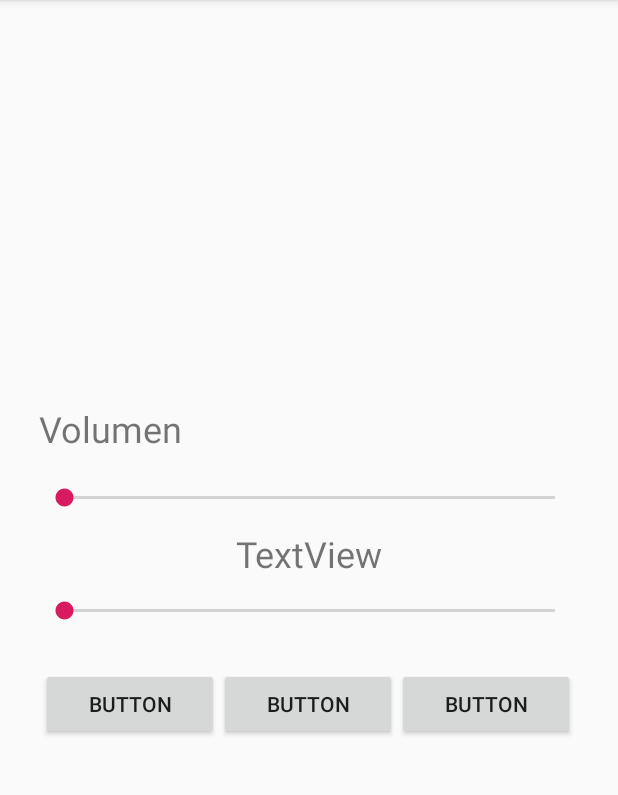
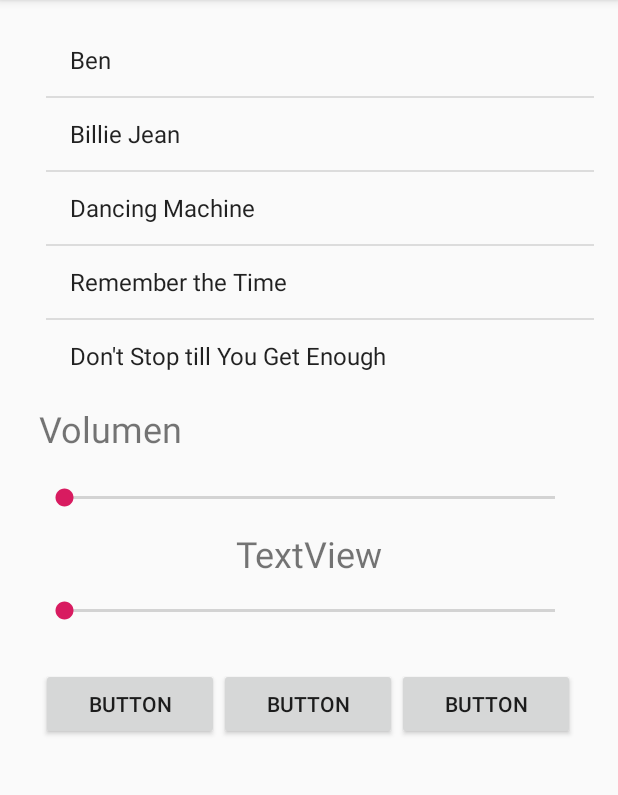
Before and after one commit to MonseAC/PlayList, an Android app: the screen it shows after launch (MainActivity), on a phone screen of 412 x 824 dp, the part 84-879 px from its top. Run offline under Robolectric (Android 15) with nearby library versions, the phone set to English and light mode, and no system bars.

Commit message:
Lista Cargada

```diff
--- a/app/src/main/java/com/example/playlist/MainActivity.java
+++ b/app/src/main/java/com/example/playlist/MainActivity.java
@@ -2,6 +2,15 @@ package com.example.playlist;
 
 import android.support.v7.app.AppCompatActivity;
 import android.os.Bundle;
+import android.view.View;
+import android.widget.AdapterView;
+import android.widget.ArrayAdapter;
+import android.widget.ListView;
+import android.widget.Toast;
+
+import java.util.ArrayList;
+
+import static java.util.Arrays.asList;
 
 public class MainActivity extends AppCompatActivity {
 
@@ -9,5 +18,24 @@ public class MainActivity extends AppCompatActivity {
     protected void onCreate(Bundle savedInstanceState) {
         super.onCreate(savedInstanceState);
         setContentView(R.layout.activity_main);
+
+        ListView listView = findViewById(R.id.list_Canciones);
+
+        // inicializar coleccion (bajarla de internet, etc.)
+        final ArrayList<String> elementos = new ArrayList<String>(asList("Ben", "Billie Jean", "Dancing Machine", "Remember the Time",
+                "Don't Stop till You Get Enough", "I Just Can´t Stop Loving You", "I Want You Back", "One More Chance", "Pretty Young Thing",
+                "Rock With You", "Stranger in Moscow", "The Girl is Mine", "Wanna be Startin' Sometin'", "Who Is It"));
+
+        ArrayAdapter<String> arrayAdapter = new ArrayAdapter<String>(this,android.R.layout.simple_list_item_1, elementos);
+
+        listView.setAdapter(arrayAdapter);
+
+        listView.setOnItemClickListener(new AdapterView.OnItemClickListener() {
+
+            @Override
+            public void onItemClick(AdapterView<?> adapterView, View view, int i, long l) {
+                Toast.makeText(getApplicationContext(), elementos.get(i), Toast.LENGTH_SHORT).show();
+            }
+        });
     }
 }
--- a/app/src/main/res/layout/activity_main.xml
+++ b/app/src/main/res/layout/activity_main.xml
@@ -8,13 +8,13 @@
 
     <ListView
         android:id="@+id/list_Canciones"
-        android:layout_width="325dp"
+        android:layout_width="365dp"
         android:layout_height="233dp"
         android:layout_marginStart="8dp"
         android:layout_marginTop="16dp"
-        android:layout_marginEnd="52dp"
+        android:layout_marginEnd="8dp"
         app:layout_constraintEnd_toEndOf="parent"
-        app:layout_constraintHorizontal_bias="1.0"
+        app:layout_constraintHorizontal_bias="0.729"
         app:layout_constraintStart_toStartOf="parent"
         app:layout_constraintTop_toTopOf="parent" />
 
```
